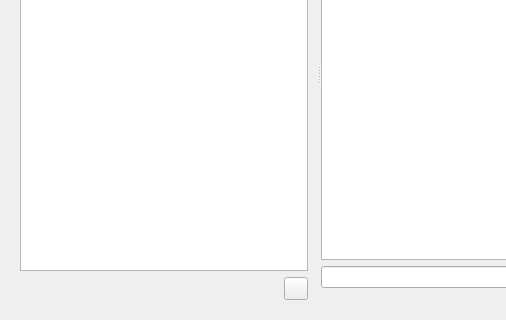
Before: the Qt Designer form eiskaltdcpp-qt/ui/UIShareBrowser.ui in eiskaltdcpp/eiskaltdcpp, drawn with Qt 5; both pictures show x 0 to 506 and y 172 to 492 of the 617 by 492 pixel window.
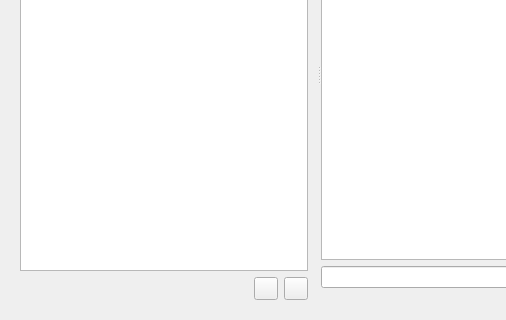
After: the same form once the commit is applied. Custom widgets are drawn as their Qt base class.

Commit message: Qt UI: add match queue button in sharebrowser frame

```diff
--- a/eiskaltdcpp-qt/ui/UIShareBrowser.ui
+++ b/eiskaltdcpp-qt/ui/UIShareBrowser.ui
@@ -60,6 +60,13 @@
            </property>
           </widget>
          </item>
+         <item>
+          <widget class="QToolButton" name="toolButton_MATCHLIST">
+           <property name="text">
+            <string/>
+           </property>
+          </widget>
+         </item>
          <item>
           <widget class="QToolButton" name="toolButton_SEARCH">
            <property name="text">
```
The commit also changes 2 other files.
